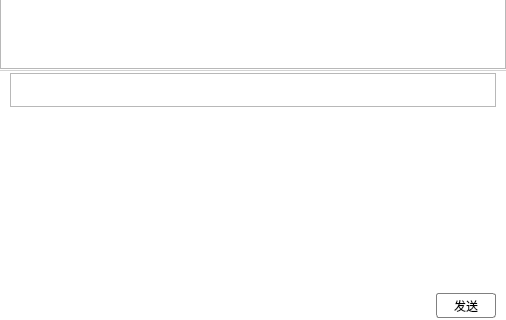
Above: JChat/ChatWidget.ui from jpush/jchat-windows before the change; both pictures show x 0 to 506 and y 283 to 603 of the 506 by 603 pixel window. Below: the same form after it.
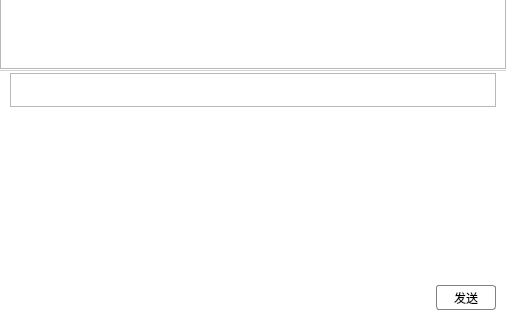
That is the form after the change. Icons and pictures are not drawn. Custom widgets are drawn as their Qt base class.

The edit to the form file:
```diff
--- a/JChat/ChatWidget.ui
+++ b/JChat/ChatWidget.ui
@@ -371,7 +371,7 @@
         <number>10</number>
        </property>
        <property name="bottomMargin">
-        <number>2</number>
+        <number>10</number>
        </property>
        <item>
         <widget class="QFrame" name="frame_2">
```
Left out of the diff: 3 changed lines with no effect on the pictures.
